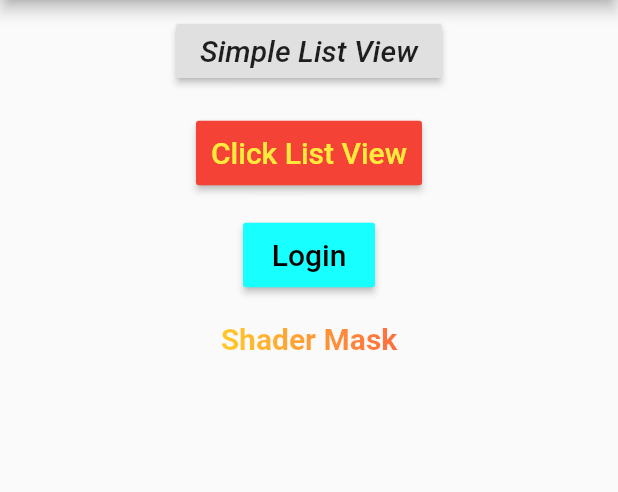
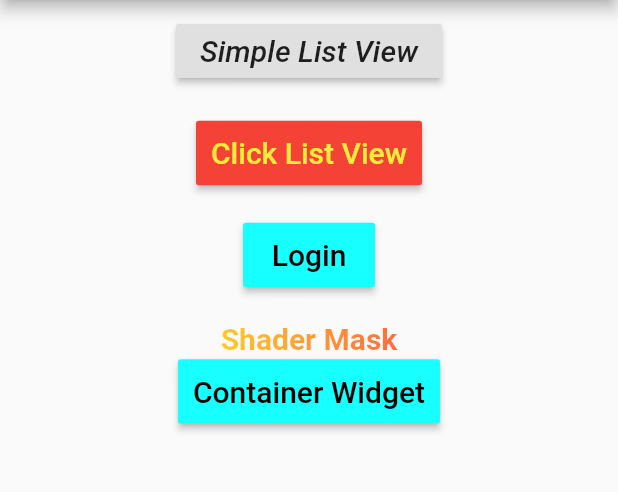
Before and after one commit to mouryaavadhesh/flutterpublicapp, a Flutter app: the screen it shows after launch, on a phone screen of 412 x 824 dp, the part 84-576 px from its top. Run offline on Flutter 3.47's test engine with Material 2 defaults, Android fonts, the phone set to English and light mode, and no system bars; our stand-ins replace google_fonts.

Commit message:
Container widget cheat sheet part 1. Color Property, Child Property, Alignment Property, Constraints Property, Margin Property, Padding Property

```diff
--- a/flutterpublicapp-master/flutterpublicapp-master/lib/main.dart
+++ b/flutterpublicapp-master/flutterpublicapp-master/lib/main.dart
@@ -1,5 +1,6 @@
 import 'package:flutter/cupertino.dart';
 import 'package:flutter/material.dart';
+import 'package:flutterpublicapp/containerWidget.dart';
 import 'package:flutterpublicapp/listView.dart';
 import 'package:flutterpublicapp/listViewClick.dart';
 import 'package:flutterpublicapp/login.dart';
@@ -147,7 +148,22 @@ class _MyHomePageState extends State<MyHomePage> {
                           style: TextStyle(fontSize: 20,fontWeight: FontWeight.bold),
                           textAlign: TextAlign.start),
                     ),
-
+                    RaisedButton(
+                      onPressed: () {
+                        Navigator.push(
+                          context,
+                          MaterialPageRoute(builder: (context) => ExampleContainerWidget()),
+                        );
+                      },
+                      padding: EdgeInsets.fromLTRB(10, 10, 10, 10),
+                      color: Colors.cyanAccent,
+                      textColor: Colors.black,
+                      splashColor: Colors.green,
+                      child: Text('Container Widget',
+                          style: TextStyle(fontSize: 20),
+                          textAlign: TextAlign.start),
+                    ),
+                    Padding(padding: EdgeInsets.all(10),),
                   ],
                 ),
               )),
```
Also changed, not shown: flutterpublicapp-master/flutterpublicapp-master/lib/containerWidget.dart (added, +35 -0 lines), flutterpublicapp-master/flutterpublicapp-master/pubspec.lock, 1 other file.
